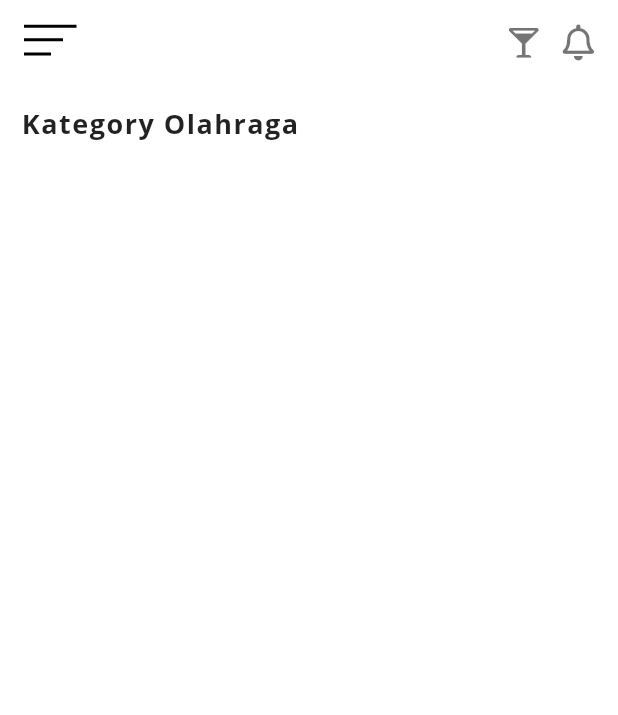
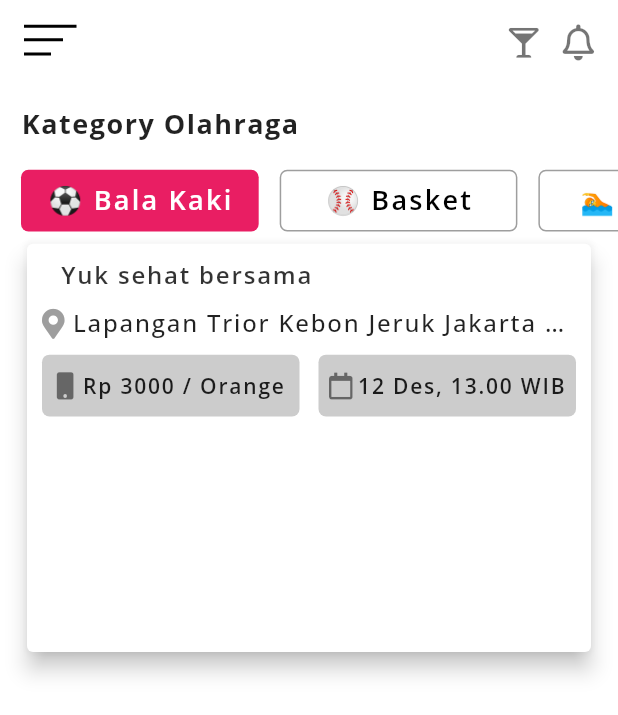
Before and after one commit to mscsapan/PlayTo-App, a Flutter app: the screen it shows after launch, on a phone screen of 412 x 824 dp. Shown: the top 715 px of the screen. Run offline on Flutter 3.47's test engine with Material 2 defaults, Android fonts, the phone set to English and light mode, and no system bars; our stand-ins replace bloc, flutter_bloc, font_awesome_flutter, google_fonts.

Commit message:
more design added

```diff
--- a/lib/src/data/data_list.dart
+++ b/lib/src/data/data_list.dart
@@ -14,3 +14,19 @@ final List<IconData> icons = [
   FontAwesomeIcons.futbol,
   FontAwesomeIcons.baseballBall,
 ];
+final List<String> catTitle2 = [
+  '⚽ Bala Kaki',
+  '⚾ Basket',
+  '🏊 Renang',
+  '🏸 Badminton',
+  '🏏 Futsal',
+];
+
+final List<IconData> eventIcons = [
+  FontAwesomeIcons.mobile,
+  FontAwesomeIcons.calendar,
+];
+final List<String> eventTitle = [
+  'Rp 3000 / Orange',
+  '12 Des, 13.00 WIB',
+];
--- a/lib/src/logic/controller_cubit.dart
+++ b/lib/src/logic/controller_cubit.dart
@@ -10,4 +10,9 @@ class ControllerCubit extends Cubit<int> {
   void changeState(int index) {
     emit(currentIndex = index);
   }
+
+  int catTitleIndex = 0;
+  void catTitleState(int index) {
+    emit(catTitleIndex = index);
+  }
 }
--- a/lib/src/screens/category_screen.dart
+++ b/lib/src/screens/category_screen.dart
@@ -1,14 +1,18 @@
 import 'package:flutter/material.dart';
+import 'package:play_to_app/src/views/category_details.dart';
+import 'package:play_to_app/src/views/category_play_view.dart';
 import 'package:play_to_app/src/views/my_app_bar.dart';
 
 import '../views/category_title.dart';
 
 class CategoryScreen extends StatelessWidget {
   const CategoryScreen({Key? key}) : super(key: key);
+  final Color red = Colors.redAccent;
 
   @override
   Widget build(BuildContext context) {
     final _size = MediaQuery.of(context).size;
+    debugPrint('==== State Calling===');
     return Scaffold(
       appBar: myAppBar(isVisible: false),
       body: SizedBox(
@@ -19,7 +23,9 @@ class CategoryScreen extends StatelessWidget {
             CategoryHeading(
               leftTitle: 'Kategory Olahraga',
               r8Title: '',
-            )
+            ),
+            CategoryPlayView(),
+            CategoryDetails(),
           ],
         ),
       ),
--- /dev/null
+++ b/lib/src/views/category_details.dart
@@ -0,0 +1,105 @@
+import 'package:flutter/material.dart';
+import 'package:font_awesome_flutter/font_awesome_flutter.dart';
+import 'package:google_fonts/google_fonts.dart';
+import 'package:play_to_app/src/data/data_list.dart';
+
+class CategoryDetails extends StatelessWidget {
+  const CategoryDetails({Key? key}) : super(key: key);
+  final String description =
+      'Lapangan Trior Kebon Jeruk Jakarta baslaski Istavanto Sikando';
+
+  @override
+  Widget build(BuildContext context) {
+    final _size = MediaQuery.of(context).size;
+    return Container(
+      height: _size.height * 0.34,
+      width: _size.width,
+      padding: const EdgeInsets.symmetric(horizontal: 14.0),
+      child: Card(
+        elevation: 6.0,
+        child: Padding(
+          padding: const EdgeInsets.all(10.0),
+          child: Column(
+            crossAxisAlignment: CrossAxisAlignment.start,
+            children: [
+              RichText(
+                text: TextSpan(
+                  children: [
+                    const TextSpan(text: '⚽ '),
+                    TextSpan(
+                      text: 'Yuk sehat bersama',
+                      style: GoogleFonts.openSans(
+                        fontSize: 16.0,
+                        color: Colors.black.withOpacity(0.8),
+                        fontWeight: FontWeight.w600,
+                        letterSpacing: 1.2,
+                      ),
+                    ),
+                  ],
+                ),
+              ),
+              const SizedBox(height: 10.0),
+              Row(
+                children: [
+                  const FaIcon(
+                    FontAwesomeIcons.mapMarkerAlt,
+                    size: 20.0,
+                    color: Colors.grey,
+                  ),
+                  const SizedBox(width: 5.0),
+                  Flexible(
+                    child: Text(
+                      description,
+                      style: GoogleFonts.openSans(
+                        fontSize: 16.0,
+                        fontWeight: FontWeight.w500,
+                        letterSpacing: 1.2,
+                      ),
+                      overflow: TextOverflow.ellipsis,
+                    ),
+                  ),
+                ],
+              ),
+              const SizedBox(height: 10.0),
+              Row(
+                mainAxisAlignment: MainAxisAlignment.spaceBetween,
+                children: List.generate(
+                  eventTitle.length,
+                  (index) => Container(
+                    width: _size.width / 2.4,
+                    height: _size.height * 0.05,
+                    decoration: BoxDecoration(
+                      color: Colors.black.withOpacity(0.2),
+                      borderRadius: BorderRadius.circular(5.0),
+                    ),
+                    child: Padding(
+                      padding: const EdgeInsets.symmetric(horizontal: 4.0),
+                      child: Row(
+                        mainAxisAlignment: MainAxisAlignment.spaceEvenly,
+                        children: [
+                          FaIcon(
+                            eventIcons[index],
+                            size: 18.0,
+                            color: Colors.black.withOpacity(0.5),
+                          ),
+                          Text(
+                            eventTitle[index],
+                            style: GoogleFonts.openSans(
+                              fontSize: 14.0,
+                              fontWeight: FontWeight.w600,
+                              letterSpacing: 1.2,
+                            ),
+                          ),
+                        ],
+                      ),
+                    ),
+                  ),
+                ),
+              ),
+            ],
+          ),
+        ),
+      ),
+    );
+  }
+}
--- /dev/null
+++ b/lib/src/views/category_play_view.dart
@@ -0,0 +1,68 @@
+import 'package:flutter/material.dart';
+import 'package:flutter_bloc/flutter_bloc.dart';
+import 'package:google_fonts/google_fonts.dart';
+import 'package:play_to_app/src/logic/controller_cubit.dart';
+
+import '../data/data_list.dart';
+
+class CategoryPlayView extends StatelessWidget {
+  const CategoryPlayView({Key? key}) : super(key: key);
+
+  @override
+  Widget build(BuildContext context) {
+    final ControllerCubit _controller =
+        BlocProvider.of<ControllerCubit>(context);
+    final _size = MediaQuery.of(context).size;
+    return SizedBox(
+      height: _size.height * 0.06,
+      // color: Colors.red,
+      child: BlocBuilder<ControllerCubit, int>(
+        builder: (context, state) {
+          return SingleChildScrollView(
+            scrollDirection: Axis.horizontal,
+            physics: const ClampingScrollPhysics(),
+            child: Row(
+              children: List.generate(
+                catTitle2.length,
+                (index) {
+                  bool position = _controller.catTitleIndex == index;
+                  return Padding(
+                    padding: const EdgeInsets.only(left: 14.0),
+                    child: GestureDetector(
+                      onTap: () {
+                        _controller.catTitleState(index);
+                        debugPrint(catTitle2[index]);
+                      },
+                      child: Container(
+                        height: _size.height * 0.05,
+                        width: _size.width / 2.6,
+                        margin: const EdgeInsets.only(right: 0.0),
+                        alignment: Alignment.center,
+                        decoration: BoxDecoration(
+                          color: position ? Colors.pink : Colors.transparent,
+                          border: Border.all(
+                              color:
+                                  position ? Colors.transparent : Colors.grey),
+                          borderRadius: BorderRadius.circular(5.0),
+                        ),
+                        child: Text(
+                          catTitle2[index],
+                          style: GoogleFonts.openSans(
+                            fontSize: 18.0,
+                            fontWeight: FontWeight.w600,
+                            color: position ? Colors.white : Colors.black,
+                            letterSpacing: 1.5,
+                          ),
+                        ),
+                      ),
+                    ),
+                  );
+                },
+              ),
+            ),
+          );
+        },
+      ),
+    );
+  }
+}
```
Also changed, not shown: lib/main.dart (+6 -5 lines).
